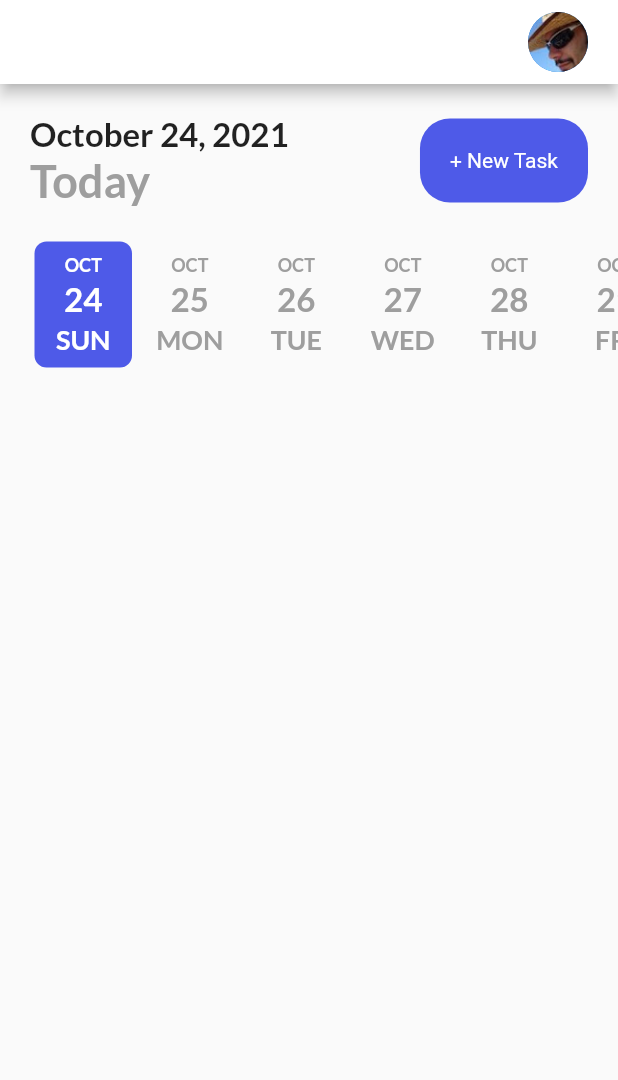
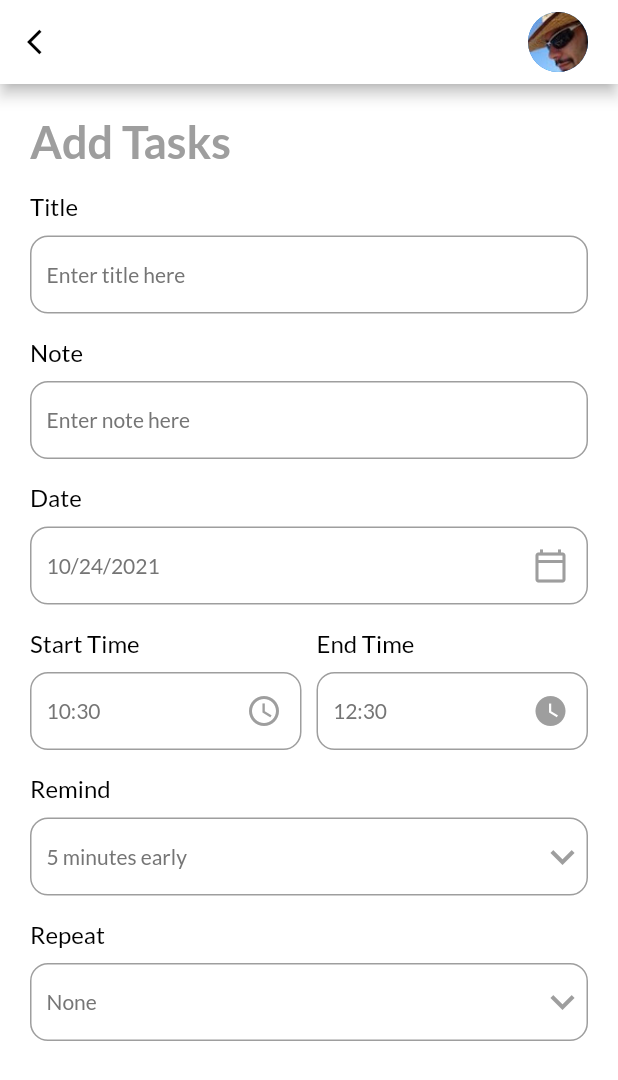
Before and after one commit to cantomris/task_tracker_flutter, a Flutter app: the screen it shows after launch, after a tap on "+ New Task", on a phone screen of 412 x 824 dp. Shown: the top 1080 px of the screen. Run offline on Flutter 3.47's test engine with Material 2 defaults, Android fonts, the phone set to English and light mode, and no system bars; drawn by our look-alikes of date_picker_timeline; our stand-ins replace flutter_local_notifications, get, get_storage, google_fonts, timezone.

Commit message:
Add Task page and layout

```diff
--- /dev/null
+++ b/lib/ui/add_task_page.dart
@@ -0,0 +1,219 @@
+import 'package:flutter/material.dart';
+import 'package:get/get.dart';
+import 'package:intl/intl.dart';
+import 'package:task_tracker_flutter/services/theme_services.dart';
+import 'package:task_tracker_flutter/ui/theme.dart';
+import 'package:task_tracker_flutter/ui/widgets/input_box.dart';
+
+class AddTaskPage extends StatefulWidget {
+  const AddTaskPage({Key? key}) : super(key: key);
+
+  @override
+  _AddTaskPageState createState() => _AddTaskPageState();
+}
+
+class _AddTaskPageState extends State<AddTaskPage> {
+  DateTime _selectedDate = DateTime.now();
+  String _startTime = DateFormat('HH:mm').format(DateTime.now()).toString();
+  String _endTime = DateFormat('HH:mm')
+      .format(DateTime.now().add(const Duration(hours: 2)))
+      .toString();
+  List<int> remindTimeList = [5, 10, 15, 20, 30];
+  int _selectedRemindTime = 5;
+  List<String> repeatTimeList = [
+    'None',
+    'Daily',
+    'Weekly',
+    'Monthly',
+    'Annually'
+  ];
+  String _selectedRepeatTime = 'None';
+
+  @override
+  Widget build(BuildContext context) {
+    return Scaffold(
+      backgroundColor: context.theme.backgroundColor,
+      appBar: _appBar(context),
+      body: Container(
+        padding: const EdgeInsets.all(20),
+        child: SingleChildScrollView(
+          child: Column(
+            crossAxisAlignment: CrossAxisAlignment.start,
+            children: [
+              Text(
+                'Add Tasks',
+                style: headerDayStyle,
+              ),
+              const InputField(
+                title: 'Title',
+                hint: 'Enter title here',
+              ),
+              const InputField(
+                title: 'Note',
+                hint: 'Enter note here',
+              ),
+              InputField(
+                title: 'Date',
+                hint: DateFormat.yMd().format(_selectedDate),
+                widget: IconButton(
+                  icon: const Icon(Icons.calendar_today_outlined,
+                      color: Colors.grey),
+                  onPressed: () {
+                    debugPrint('clicked');
+                    _popUpCalendar();
+                  },
+                ),
+              ),
+              Row(
+                children: [
+                  Expanded(
+                    child: InputField(
+                      title: 'Start Time',
+                      hint: _startTime,
+                      widget: IconButton(
+                        icon: const Icon(Icons.watch_later_outlined,
+                            color: Colors.grey),
+                        onPressed: () {
+                          debugPrint('clicked');
+                          _getTimeFromUser(isStartTime: true);
+                        },
+                      ),
+                    ),
+                  ),
+                  const SizedBox(
+                    width: 10,
+                  ),
+                  Expanded(
+                    child: InputField(
+                      title: 'End Time',
+                      hint: _endTime,
+                      widget: IconButton(
+                        icon: const Icon(Icons.watch_later, color: Colors.grey),
+                        onPressed: () {
+                          debugPrint('clicked');
+                          _getTimeFromUser(isStartTime: false);
+                        },
+                      ),
+                    ),
+                  ),
+                ],
+              ),
+              InputField(
+                title: 'Remind',
+                hint: "$_selectedRemindTime minutes early",
+                widget: DropdownButton(
+                  icon:
+                      const Icon(Icons.keyboard_arrow_down, color: Colors.grey),
+                  iconSize: 32,
+                  elevation: 4,
+                  style: subTitleStyle,
+                  underline: Container(height: 0),
+                  onChanged: (String? newValue) {
+                    setState(() {
+                      _selectedRemindTime = int.parse(newValue!);
+                    });
+                  },
+                  items:
+                      remindTimeList.map<DropdownMenuItem<String>>((int value) {
+                    return DropdownMenuItem<String>(
+                        value: value.toString(), child: Text(value.toString()));
+                  }).toList(),
+                ),
+              ),
+              InputField(
+                title: 'Repeat',
+                hint: _selectedRepeatTime,
+                widget: DropdownButton(
+                  icon:
+                      const Icon(Icons.keyboard_arrow_down, color: Colors.grey),
+                  iconSize: 32,
+                  elevation: 4,
+                  style: subTitleStyle,
+                  underline: Container(height: 0),
+                  onChanged: (String? newValue) {
+                    setState(() {
+                      _selectedRepeatTime = newValue!;
+                    });
+                  },
+                  items: repeatTimeList
+                      .map<DropdownMenuItem<String>>((String value) {
+                    return DropdownMenuItem<String>(
+                        value: value, child: Text(value));
+                  }).toList(),
+                ),
+              ),
+            ],
+          ),
+        ),
+      ),
+    );
+  }
+
+  _appBar(BuildContext context) {
+    return AppBar(
+      backgroundColor: context.theme.backgroundColor,
+      leading: GestureDetector(
+        onTap: () {
+          Get.back();
+        },
+        child: Icon(Icons.arrow_back_ios,
+            size: 20, color: Get.isDarkMode ? Colors.white : Colors.black),
+      ),
+      actions: const [
+        CircleAvatar(
+          backgroundImage: AssetImage('assets/images/Avatar.jpg'),
+        ),
+        // Icon(Icons.person, size: 20),
+        SizedBox(
+          width: 20,
+        )
+      ],
+    );
+  }
+
+  _popUpCalendar() async {
+    // TODO - First day of the week
+    DateTime? _pickerDate = await showDatePicker(
+        context: context,
+        initialDate: DateTime.now(),
+        firstDate: DateTime(2021),
+        lastDate: DateTime(2023));
+    if (_pickerDate != null) {
+      setState(() {
+        _selectedDate = _pickerDate;
+      });
+    } else {
+      debugPrint('The date is null or something went wrong');
+    }
+  }
+
+  _getTimeFromUser({required bool isStartTime}) async {
+    var pickedTime = await _showTimePicker(isStartTime: isStartTime);
+    String _formattedTime = pickedTime.format(context);
+    if (pickedTime == null) {
+      debugPrint('Time selection cancelled');
+    } else if (isStartTime == true) {
+      setState(() {
+        _startTime = _formattedTime;
+      });
+    } else if (isStartTime == false) {
+      setState(() {
+        _endTime = _formattedTime;
+      });
+    }
+  }
+
+  _showTimePicker({required bool isStartTime}) {
+    return showTimePicker(
+      // TODO - Disable AM / PM
+      initialEntryMode: TimePickerEntryMode.dial,
+      context: context,
+      initialTime: TimeOfDay.now(),
+      // initialTime: TimeOfDay(
+      //     hour: isStartTime == true
+      //         ? int.parse(_startTime.split(':')[0])
+      //         : int.parse(_endTime.split(':')[0]),
+      //     minute: int.parse(_startTime.split(':')[1].split(' ')[0])),
+    );
+  }
+}
--- a/lib/ui/home_page.dart
+++ b/lib/ui/home_page.dart
@@ -8,6 +8,8 @@ import 'package:task_tracker_flutter/services/notification_services.dart';
 import 'package:task_tracker_flutter/services/theme_services.dart';
 import 'package:task_tracker_flutter/ui/theme.dart';
 import 'package:task_tracker_flutter/ui/widgets/button.dart';
+
+import 'add_task_page.dart';
 
 class HomePage extends StatefulWidget {
   const HomePage({Key? key}) : super(key: key);
@@ -50,7 +52,8 @@ class _HomePageState extends State<HomePage> {
                   : 'Activated Dark Mode');
           notifyHelper.scheduledNotification();
         },
-        child: const Icon(Icons.nightlight_round, size: 20),
+        child: Icon(Icons.nightlight_round,
+            size: 20, color: Get.isDarkMode ? Colors.white : Colors.black),
       ),
       actions: const [
         CircleAvatar(
@@ -78,7 +81,8 @@ class _HomePageState extends State<HomePage> {
               Text('Today', style: headerDayStyle)
             ],
           ),
-          MyButton(label: "+ New Task", onTap: () => null),
+          MyButton(
+              label: "+ New Task", onTap: () => Get.to(() => AddTaskPage())),
         ],
       ),
     );
--- a/lib/ui/theme.dart
+++ b/lib/ui/theme.dart
@@ -1,6 +1,7 @@
 import 'package:flutter/cupertino.dart';
 import 'package:flutter/material.dart';
 import 'package:flutter/painting.dart';
+import 'package:get/get.dart';
 import 'package:google_fonts/google_fonts.dart';
 
 const bluishColor = Color(0xFF4e5ae8);
@@ -33,9 +34,8 @@ TextStyle get headerDateStyle {
 
 TextStyle get headerDayStyle {
   return GoogleFonts.lato(
-    textStyle: const TextStyle(
-        fontSize: 30, fontWeight: FontWeight.bold, color: Colors.grey),
-  );
+      textStyle: const TextStyle(
+          fontSize: 30, fontWeight: FontWeight.bold, color: Colors.grey));
 }
 
 TextStyle get customDateStyle {
@@ -55,3 +55,19 @@ TextStyle get customMonthStyle {
       textStyle: const TextStyle(
           fontSize: 12, fontWeight: FontWeight.w600, color: Colors.grey));
 }
+
+TextStyle get titleStyle {
+  return GoogleFonts.lato(
+      textStyle: TextStyle(
+          fontSize: 16,
+          fontWeight: FontWeight.w400,
+          color: Get.isDarkMode ? Colors.white : Colors.black));
+}
+
+TextStyle get subTitleStyle {
+  return GoogleFonts.lato(
+      textStyle: TextStyle(
+          fontSize: 14,
+          fontWeight: FontWeight.w400,
+          color: Get.isDarkMode ? Colors.grey[100] : Colors.grey[600]));
+}
--- /dev/null
+++ b/lib/ui/widgets/input_box.dart
@@ -0,0 +1,63 @@
+import 'package:flutter/material.dart';
+import 'package:get/get.dart';
+
+import '../theme.dart';
+
+class InputField extends StatelessWidget {
+  final String title;
+  final String hint;
+  final TextEditingController? controller;
+  final Widget? widget;
+
+  const InputField(
+      {Key? key,
+      required this.hint,
+      required this.title,
+      this.controller,
+      this.widget})
+      : super(key: key);
+
+  @override
+  Widget build(BuildContext context) {
+    return Container(
+      margin: const EdgeInsets.only(top: 16),
+      child: Column(crossAxisAlignment: CrossAxisAlignment.start, children: [
+        Text(title, style: titleStyle),
+        Container(
+          height: 52,
+          padding: const EdgeInsets.only(left: 10),
+          margin: const EdgeInsets.only(top: 10),
+          decoration: BoxDecoration(
+            border: Border.all(color: Colors.grey, width: 1.0),
+            borderRadius: BorderRadius.circular(12),
+          ),
+          child: Row(
+            children: [
+              Expanded(
+                child: TextFormField(
+                  readOnly: widget == null ? false : true,
+                  autofocus: false,
+                  cursorColor:
+                      Get.isDarkMode ? Colors.grey[100] : Colors.grey[700],
+                  controller: controller,
+                  style: subTitleStyle,
+                  decoration: InputDecoration(
+                    hintText: hint,
+                    hintStyle: subTitleStyle,
+                    focusedBorder: const UnderlineInputBorder(
+                        // borderSide: BorderSide(
+                        //     color: context.theme.backgroundColor))),
+                        borderSide: BorderSide.none),
+                    enabledBorder:
+                        const UnderlineInputBorder(borderSide: BorderSide.none),
+                  ),
+                ),
+              ),
+              widget == null ? Container() : Container(child: widget)
+            ],
+          ),
+        ),
+      ]),
+    );
+  }
+}
```
